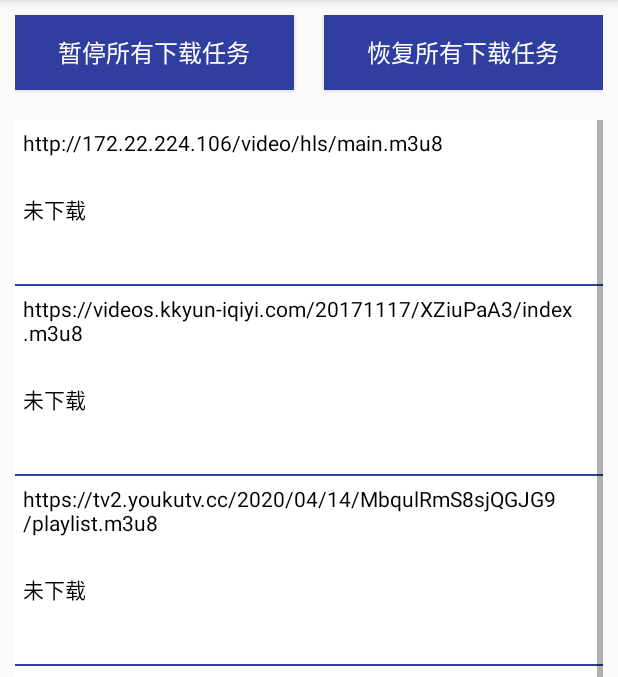
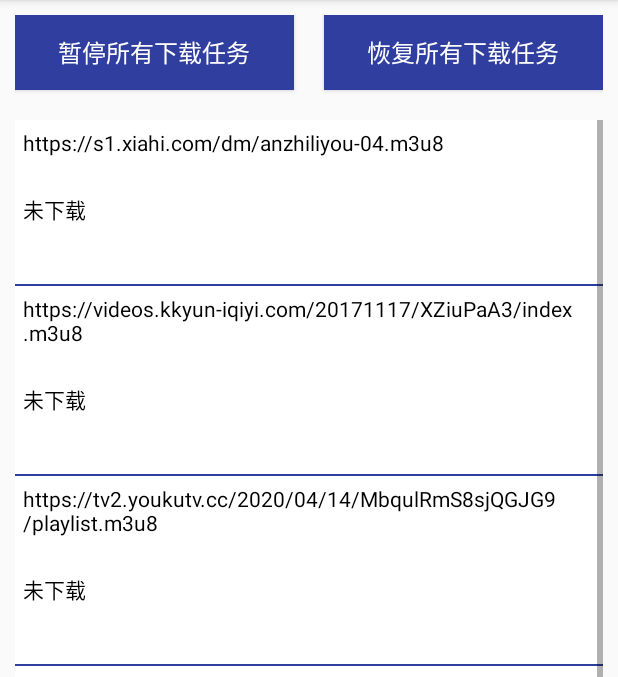
Before and after one commit to JeffMony/VideoDownloader, an Android app: the screen it shows after launch (VideoDownloadListActivity), after a tap on "普通下载", on a phone screen of 412 x 824 dp, the part 84-761 px from its top. Run offline under Robolectric (Android 15) with nearby library versions, the phone set to English and light mode, and no system bars; 2 statements that could not run were skipped.

Commit message:
更改下载目录

```diff
--- a/app/src/main/java/com/jeffmony/videodemo/VideoDownloadListActivity.java
+++ b/app/src/main/java/com/jeffmony/videodemo/VideoDownloadListActivity.java
@@ -15,6 +15,7 @@ import com.jeffmony.downloader.listener.IDownloadInfosCallback;
 import com.jeffmony.downloader.model.VideoTaskItem;
 import com.jeffmony.downloader.utils.LogUtils;
 
+import java.util.HashMap;
 import java.util.List;
 
 public class VideoDownloadListActivity extends AppCompatActivity implements View.OnClickListener {
@@ -42,7 +43,7 @@ public class VideoDownloadListActivity extends AppCompatActivity implements View
     }
 
     private void initDatas() {
-        VideoTaskItem item1 = new VideoTaskItem("http://172.22.224.106/video/hls/main.m3u8");
+        VideoTaskItem item1 = new VideoTaskItem("https://s1.xiahi.com/dm/anzhiliyou-04.m3u8");
         VideoTaskItem item2 = new VideoTaskItem("https://videos.kkyun-iqiyi.com/20171117/XZiuPaA3/index.m3u8");
         VideoTaskItem item3 = new VideoTaskItem("https://tv2.youkutv.cc/2020/04/14/MbqulRmS8sjQGJG9/playlist.m3u8");
         VideoTaskItem item4 = new VideoTaskItem("https://tv2.youkutv.cc/2020/04/14/Pejd7TL3wdLZVbxO/playlist.m3u8");
--- a/downloader/src/main/java/com/jeffmony/downloader/m3u8/M3U8Utils.java
+++ b/downloader/src/main/java/com/jeffmony/downloader/m3u8/M3U8Utils.java
@@ -120,7 +120,7 @@ public class M3U8Utils {
         String method = null;
         String encryptionIV = null;
         String encryptionKeyUri = null;
-        String line = null;
+        String line;
         while ((line = bufferedReader.readLine()) != null) {
             LogUtils.i(TAG, "line = " + line);
             if (line.startsWith(TAG_PREFIX)) {
--- a/downloader/src/main/java/com/jeffmony/downloader/utils/VideoDownloadUtils.java
+++ b/downloader/src/main/java/com/jeffmony/downloader/utils/VideoDownloadUtils.java
@@ -18,7 +18,7 @@ public class VideoDownloadUtils {
     public static final String LOCAL_M3U8 = "local.m3u8";
 
     public static File getVideoCacheDir(Context context) {
-        return new File(context.getExternalCacheDir(), ".video-cache");
+        return new File(context.getExternalFilesDir("Video"), "Download");
     }
 
     public static void clearVideoCacheDir(Context context) throws IOException {
```
